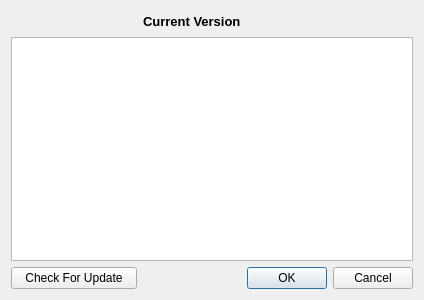
Above: HsmMan/about_dlg.ui from jykim74/CryptokiMan before the change. Below: the same form after it.
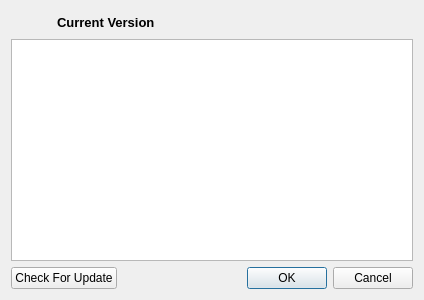
That is the form after the change. Icons and pictures are not drawn.

What changed in the file:
```diff
--- a/HsmMan/about_dlg.ui
+++ b/HsmMan/about_dlg.ui
@@ -14,20 +14,52 @@
    <string>About HsmMan</string>
   </property>
   <layout class="QGridLayout" name="gridLayout">
+   <item row="3" column="0">
+    <widget class="QPushButton" name="mCheckUpdateBtn">
+     <property name="text">
+      <string>Check For Update</string>
+     </property>
+    </widget>
+   </item>
+   <item row="3" column="3">
+    <widget class="QDialogButtonBox" name="buttonBox">
+     <property name="orientation">
+      <enum>Qt::Horizontal</enum>
+     </property>
+     <property name="standardButtons">
+      <set>QDialogButtonBox::Cancel|QDialogButtonBox::Ok</set>
+     </property>
+    </widget>
+   </item>
+   <item row="2" column="0" colspan="4">
+    <widget class="QTextBrowser" name="mAboutText"/>
+   </item>
+   <item row="1" column="0" colspan="4">
+    <layout class="QGridLayout" name="gridLayout_2">
+     <property name="topMargin">
+      <number>0</number>
+     </property>
    <item row="0" column="0">
-    <spacer name="horizontalSpacer">
-     <property name="orientation">
-      <enum>Qt::Horizontal</enum>
-     </property>
-     <property name="sizeHint" stdset="0">
+      <widget class="QPushButton" name="pushButton">
+       <property name="text">
+        <string/>
+       </property>
+       <property name="icon">
+        <iconset resource="hsmman.qrc">
+         <normaloff>:/images/hsmman.icns</normaloff>:/images/hsmman.icns</iconset>
+       </property>
+       <property name="iconSize">
       <size>
-       <width>40</width>
-       <height>20</height>
-      </size>
-     </property>
-    </spacer>
-   </item>
-   <item row="0" column="1" colspan="2">
+         <width>32</width>
+         <height>32</height>
+        </size>
+       </property>
+       <property name="flat">
+        <bool>true</bool>
+       </property>
+      </widget>
+     </item>
+     <item row="0" column="1">
     <widget class="QLabel" name="mVersionLabel">
      <property name="font">
       <font>
@@ -42,14 +74,7 @@
      </property>
     </widget>
    </item>
-   <item row="2" column="0">
-    <widget class="QPushButton" name="mCheckUpdateBtn">
-     <property name="text">
-      <string>Check For Update</string>
-     </property>
-    </widget>
-   </item>
-   <item row="0" column="3">
+     <item row="0" column="2">
     <spacer name="horizontalSpacer_2">
      <property name="orientation">
       <enum>Qt::Horizontal</enum>
@@ -62,19 +87,8 @@
      </property>
     </spacer>
    </item>
-   <item row="1" column="0" colspan="4">
-    <widget class="QTextBrowser" name="mAboutText"/>
+    </layout>
    </item>
-   <item row="2" column="3">
-    <widget class="QDialogButtonBox" name="buttonBox">
-     <property name="orientation">
-      <enum>Qt::Horizontal</enum>
-     </property>
-     <property name="standardButtons">
-      <set>QDialogButtonBox::Cancel|QDialogButtonBox::Ok</set>
-     </property>
-    </widget>
-   </item>
   </layout>
  </widget>
  <resources/>
```
Left out of the diff: 9 changed lines with no effect on the pictures. Lines whose indentation alone changed are shown as unchanged.
